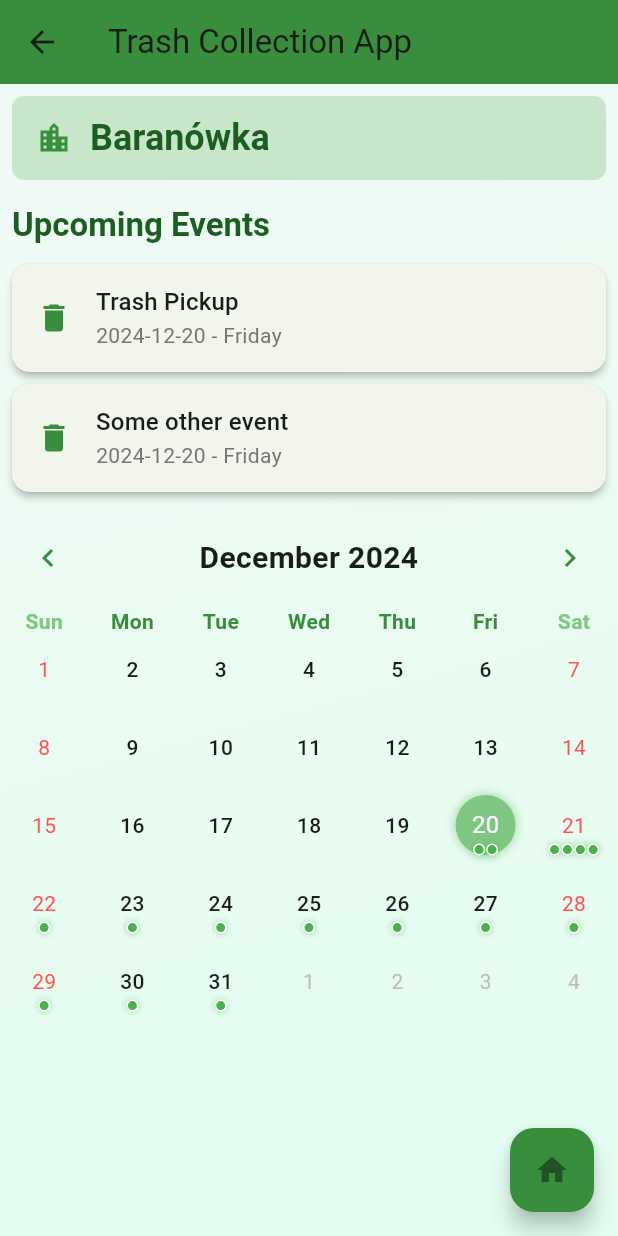
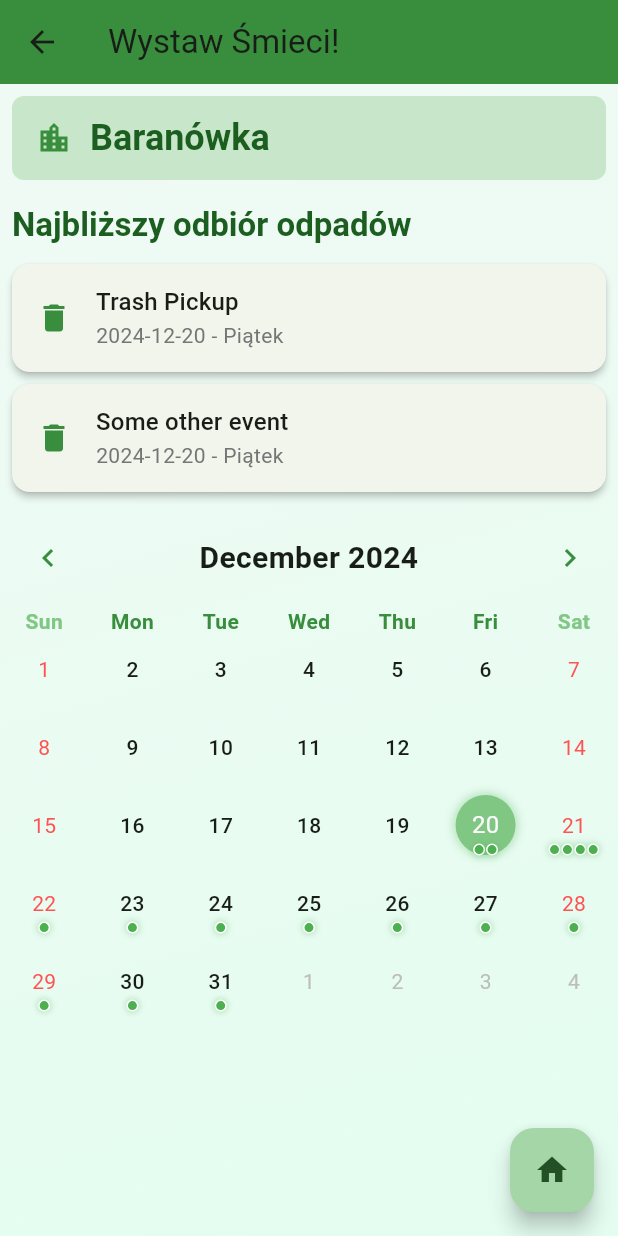
Before and after one commit to brxie/BinDay, a Flutter app: the screen it shows after launch, after a tap on "Baranówka", on a phone screen of 412 x 824 dp. Run offline on Flutter 3.47's test engine with Material 3 defaults, Android fonts, the phone set to English and light mode, and no system bars; drawn by our look-alikes of table_calendar; our stand-ins replace shared_preferences.

Commit message:
add translation for pl

```diff
--- a/lib/pages/city_selection_page.dart
+++ b/lib/pages/city_selection_page.dart
@@ -1,6 +1,8 @@
 import 'package:flutter/material.dart';
 import 'package:shared_preferences/shared_preferences.dart';
+import 'package:wystaw_smieci/utils/language.dart';
 import 'schedule_page.dart';
+import '../utils/constants.dart';
 
 bool isFirstBuild = true;
 
@@ -79,16 +81,13 @@ class _CitySelectionPageState extends State<CitySelectionPage> {
   Widget build(BuildContext context) {
     return Scaffold(
       appBar: AppBar(
-        title: const Text('Trash Collection App'),
+        title: const Text(LangPL.appName),
         backgroundColor: Colors.green[700],
       ),
       body: Container(
         decoration: BoxDecoration(
           gradient: LinearGradient(
-            colors: [
-              const Color.fromARGB(255, 239, 250, 244),
-              const Color.fromARGB(255, 228, 253, 240)
-            ],
+            colors: Constants.backgroundGradientColors,
             begin: Alignment.topCenter,
             end: Alignment.bottomRight,
           ),
@@ -99,7 +98,7 @@ class _CitySelectionPageState extends State<CitySelectionPage> {
             Padding(
               padding: const EdgeInsets.all(16.0),
               child: Text(
-                'Select City',
+                LangPL.selectCity,
                 style: Theme.of(context).textTheme.titleLarge?.copyWith(
                       color: Colors.green[900],
                       fontWeight: FontWeight.bold,
--- a/lib/pages/schedule_page.dart
+++ b/lib/pages/schedule_page.dart
@@ -1,5 +1,7 @@
 import 'package:flutter/material.dart';
 import 'package:table_calendar/table_calendar.dart';
+import 'package:wystaw_smieci/utils/constants.dart';
+import 'package:wystaw_smieci/utils/language.dart';
 import '../data/events.dart';
 import 'city_selection_page.dart';
 import '../utils/date_utils.dart';
@@ -21,16 +23,13 @@ class SchedulePageState extends State<SchedulePage> {
   Widget build(BuildContext context) {
     return Scaffold(
       appBar: AppBar(
-        title: const Text('Trash Collection App'),
+        title: const Text(LangPL.appName),
         backgroundColor: Colors.green[700],
       ),
       body: Container(
         decoration: BoxDecoration(
           gradient: LinearGradient(
-            colors: [
-              const Color.fromARGB(255, 239, 250, 244),
-              const Color.fromARGB(255, 228, 253, 240)
-            ],
+            colors: Constants.backgroundGradientColors,
             begin: Alignment.topCenter,
             end: Alignment.bottomRight,
           ),
@@ -65,8 +64,8 @@ class SchedulePageState extends State<SchedulePage> {
             (Route<dynamic> route) => false,
           );
         },
-        backgroundColor: Colors.green[700],
-        tooltip: 'Back to City Selection',
+        backgroundColor: Colors.green[200],
+        tooltip: LangPL.backToCitySelection,
         child: const Icon(Icons.home),
       ),
     );
@@ -82,8 +81,8 @@ class SchedulePageState extends State<SchedulePage> {
           borderRadius: BorderRadius.circular(8),
           boxShadow: [
             BoxShadow(
-              color: Colors.green.withOpacity(0.3),
-              blurRadius: 4,
+              color: Colors.green.withAlpha((0.1 * 255).toInt()),
+              blurRadius: 1,
               spreadRadius: 2,
             ),
           ],
@@ -145,7 +144,7 @@ class SchedulePageState extends State<SchedulePage> {
           shape: BoxShape.circle,
           boxShadow: [
             BoxShadow(
-              color: Colors.green.withOpacity(0.3),
+              color: Colors.green.withAlpha((0.3 * 255).toInt()),
               blurRadius: 4,
               spreadRadius: 2,
             ),
@@ -168,7 +167,7 @@ class SchedulePageState extends State<SchedulePage> {
           border: Border.all(color: Colors.white, width: 1),
           boxShadow: [
             BoxShadow(
-              color: Colors.green.withOpacity(0.3),
+              color: Colors.green.withAlpha((0.3 * 255).toInt()),
               blurRadius: 3,
               spreadRadius: 1,
             ),
@@ -235,7 +234,7 @@ class SchedulePageState extends State<SchedulePage> {
           ),
           const SizedBox(height: 16),
           Text(
-            'Upcoming Events',
+            LangPL.upcomingEvents,
             style: Theme.of(context).textTheme.titleLarge?.copyWith(
                   color: Colors.green[900],
                   fontWeight: FontWeight.bold,
--- /dev/null
+++ b/lib/utils/constants.dart
@@ -0,0 +1,8 @@
+import 'package:flutter/material.dart';
+
+class Constants {
+  static const List<Color> backgroundGradientColors = [
+    Color.fromARGB(255, 239, 250, 244),
+    Color.fromARGB(255, 228, 253, 240),
+  ];
+}
--- a/lib/utils/date_utils.dart
+++ b/lib/utils/date_utils.dart
@@ -1,19 +1,21 @@
+import 'language.dart';
+
 String getDayOfWeek(DateTime date) {
   switch (date.weekday) {
     case DateTime.monday:
-      return 'Monday';
+      return LangPL.monday;
     case DateTime.tuesday:
-      return 'Tuesday';
+      return LangPL.tuesday;
     case DateTime.wednesday:
-      return 'Wednesday';
+      return LangPL.wednesday;
     case DateTime.thursday:
-      return 'Thursday';
+      return LangPL.thursday;
     case DateTime.friday:
-      return 'Friday';
+      return LangPL.friday;
     case DateTime.saturday:
-      return 'Saturday';
+      return LangPL.saturday;
     case DateTime.sunday:
-      return 'Sunday';
+      return LangPL.sunday;
     default:
       return '';
   }
--- /dev/null
+++ b/lib/utils/language.dart
@@ -0,0 +1,17 @@
+import 'package:flutter/material.dart';
+
+class LangPL {
+  static const String appName = 'Wystaw Śmieci!';
+  static const String selectCity = 'Wybierz miejscowość';
+  static const String upcomingEvents = 'Najbliższy odbiór odpadów';
+  static const String backToCitySelection = 'Wybór miejscowości';
+
+  // Add Polish translations for weekdays
+  static const String monday = 'Poniedziałek';
+  static const String tuesday = 'Wtorek';
+  static const String wednesday = 'Środa';
+  static const String thursday = 'Czwartek';
+  static const String friday = 'Piątek';
+  static const String saturday = 'Sobota';
+  static const String sunday = 'Niedziela';
+}
```
